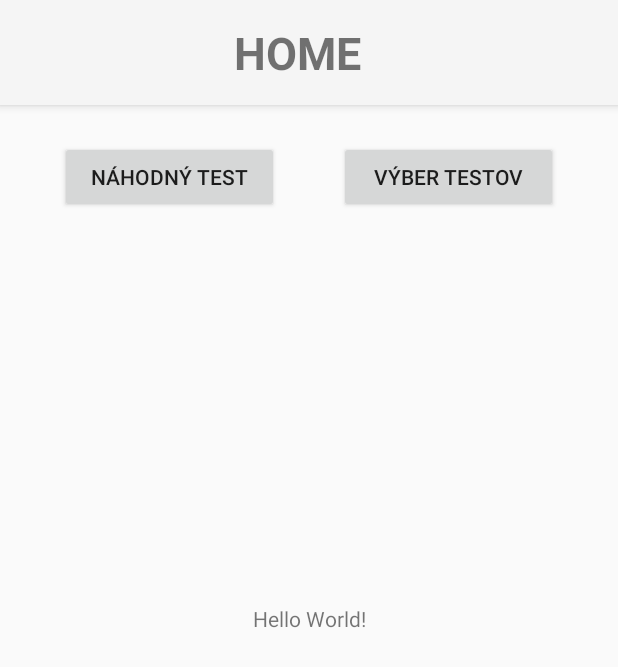
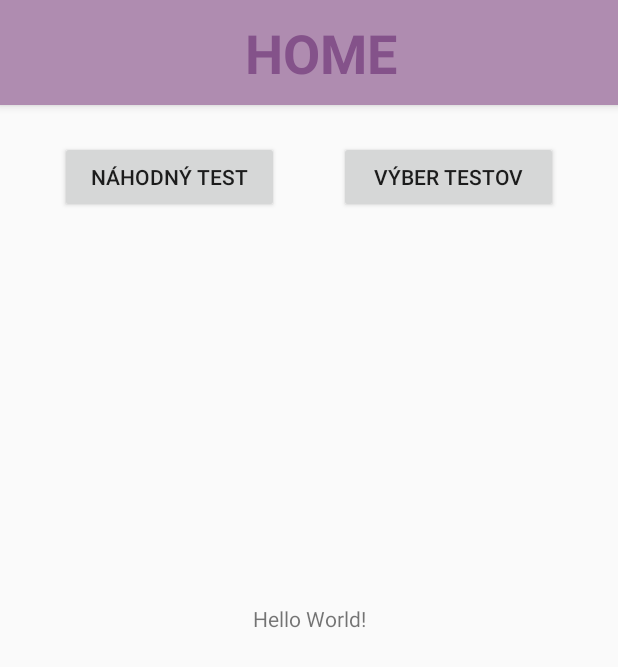
Before and after one commit to xbohov01/FIT2018_19-ITU, an Android app: the screen it shows after launch (MainActivity), on a phone screen of 412 x 824 dp. Shown: the top 667 px of the screen. Run offline under Robolectric (Android 15) with nearby library versions, the light colour scheme and no system bars.

```diff
--- a/app/src/main/res/layout/activity_main.xml
+++ b/app/src/main/res/layout/activity_main.xml
@@ -8,9 +8,9 @@
 
     <android.support.v7.widget.Toolbar
         android:id="@+id/mainMenuToolbar"
-        android:layout_width="match_parent"
+        android:layout_width="0dp"
         android:layout_height="70dp"
-        android:background="?attr/colorPrimary"
+        android:background="@color/colorAccent"
         android:elevation="4dp"
         android:theme="@style/ThemeOverlay.AppCompat.ActionBar"
         app:layout_constraintEnd_toEndOf="parent"
@@ -19,7 +19,7 @@
         app:layout_constraintTop_toTopOf="parent"
         app:popupTheme="@style/ThemeOverlay.AppCompat.Light">
 
-        <RelativeLayout
+        <android.support.constraint.ConstraintLayout
             android:layout_width="match_parent"
             android:layout_height="wrap_content">
 
@@ -29,14 +29,17 @@
                 android:layout_height="wrap_content"
                 android:layout_alignParentStart="true"
                 android:layout_alignParentTop="true"
-                android:layout_marginStart="140dp"
-                android:layout_marginTop="0dp"
+                android:layout_marginStart="8dp"
+                android:layout_marginEnd="8dp"
                 android:text="HOME"
-                android:textSize="30sp"
+                android:textColor="@color/text_toolbar_dark"
+                android:textSize="36sp"
                 android:textStyle="bold"
-                tools:layout_editor_absoluteX="159dp" />
+                app:layout_constraintEnd_toEndOf="parent"
+                app:layout_constraintStart_toStartOf="parent" />
 
-        </RelativeLayout>
+        </android.support.constraint.ConstraintLayout>
+
 
     </android.support.v7.widget.Toolbar>
 
--- a/app/src/main/res/values/colors.xml
+++ b/app/src/main/res/values/colors.xml
@@ -1,6 +1,8 @@
 <?xml version="1.0" encoding="utf-8"?>
 <resources>
-    <color name="colorPrimary">#008577</color>
+    <color name="colorPrimary">#af8db0</color>
     <color name="colorPrimaryDark">#00574B</color>
-    <color name="colorAccent">#D81B60</color>
+    <color name="colorAccent">#af8cb0</color>
+    <color name="text_toolbar_dark">#84528a</color>
+    <color name="text_white">#ffffff</color>
 </resources>
```
Also changed, not shown: app/src/main/res/layout/activity_random_test.xml (+49 -0 lines).
